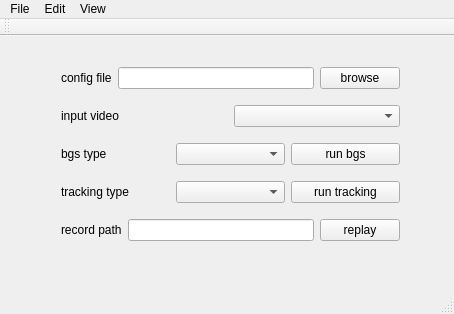
Qt form objectTracking/motionBased/src/objectTracking/main/mainwindow.ui (yzbx/surveillance-video-system) before a commit.
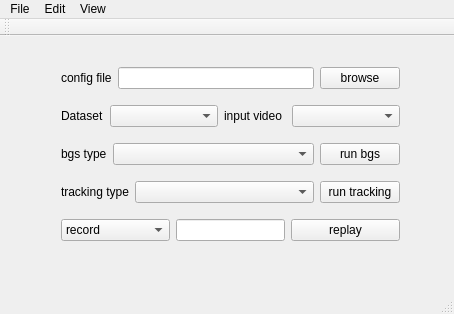
The same form after that commit.

The edit to the form file:
```diff
--- a/objectTracking/motionBased/src/objectTracking/main/mainwindow.ui
+++ b/objectTracking/motionBased/src/objectTracking/main/mainwindow.ui
@@ -47,6 +47,23 @@
      </item>
      <item>
       <layout class="QHBoxLayout" name="horizontalLayout_4">
+       <item>
+        <widget class="QLabel" name="label_6">
+         <property name="text">
+          <string>Dataset</string>
+         </property>
+        </widget>
+       </item>
+       <item>
+        <widget class="QComboBox" name="comboBox_dataset">
+         <property name="sizePolicy">
+          <sizepolicy hsizetype="Expanding" vsizetype="Fixed">
+           <horstretch>0</horstretch>
+           <verstretch>0</verstretch>
+          </sizepolicy>
+         </property>
+        </widget>
+       </item>
        <item>
         <widget class="QLabel" name="label_4">
          <property name="text">
@@ -55,7 +72,14 @@
         </widget>
        </item>
        <item>
-        <widget class="QComboBox" name="comboBox_video"/>
+        <widget class="QComboBox" name="comboBox_video">
+         <property name="sizePolicy">
+          <sizepolicy hsizetype="Expanding" vsizetype="Fixed">
+           <horstretch>0</horstretch>
+           <verstretch>0</verstretch>
+          </sizepolicy>
+         </property>
+        </widget>
        </item>
       </layout>
      </item>
@@ -69,7 +93,14 @@
         </widget>
        </item>
        <item>
-        <widget class="QComboBox" name="comboBox_bgsType"/>
+        <widget class="QComboBox" name="comboBox_bgsType">
+         <property name="sizePolicy">
+          <sizepolicy hsizetype="Expanding" vsizetype="Fixed">
+           <horstretch>0</horstretch>
+           <verstretch>0</verstretch>
+          </sizepolicy>
+         </property>
+        </widget>
        </item>
        <item>
         <widget class="QPushButton" name="pushButton_bgs">
@@ -90,7 +121,14 @@
         </widget>
        </item>
        <item>
-        <widget class="QComboBox" name="comboBox_trackingType"/>
+        <widget class="QComboBox" name="comboBox_trackingType">
+         <property name="sizePolicy">
+          <sizepolicy hsizetype="Expanding" vsizetype="Fixed">
+           <horstretch>0</horstretch>
+           <verstretch>0</verstretch>
+          </sizepolicy>
+         </property>
+        </widget>
        </item>
        <item>
         <widget class="QPushButton" name="pushButton_tracking">
@@ -104,14 +142,34 @@
      <item>
       <layout class="QHBoxLayout" name="horizontalLayout_5">
        <item>
-        <widget class="QLabel" name="label_5">
-         <property name="text">
-          <string>record path</string>
+        <widget class="QComboBox" name="comboBox_replay">
+         <property name="sizePolicy">
+          <sizepolicy hsizetype="Preferred" vsizetype="Fixed">
+           <horstretch>0</horstretch>
+           <verstretch>0</verstretch>
+          </sizepolicy>
          </property>
+         <item>
+          <property name="text">
+           <string>record</string>
+          </property>
+         </item>
+         <item>
+          <property name="text">
+           <string>annotation</string>
+          </property>
+         </item>
         </widget>
        </item>
        <item>
-        <widget class="QLineEdit" name="lineEdit_recordPath"/>
+        <widget class="QLineEdit" name="lineEdit_recordPath">
+         <property name="sizePolicy">
+          <sizepolicy hsizetype="Preferred" vsizetype="Fixed">
+           <horstretch>0</horstretch>
+           <verstretch>0</verstretch>
+          </sizepolicy>
+         </property>
+        </widget>
        </item>
        <item>
         <widget class="QPushButton" name="pushButton_recordReplay">
```
